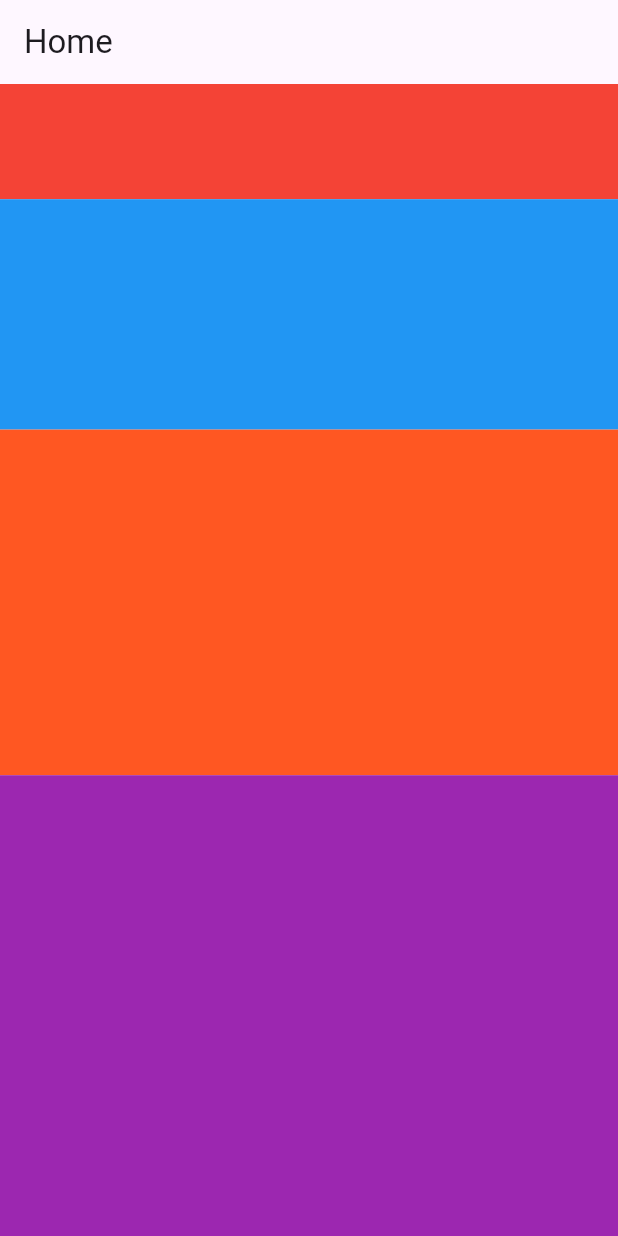
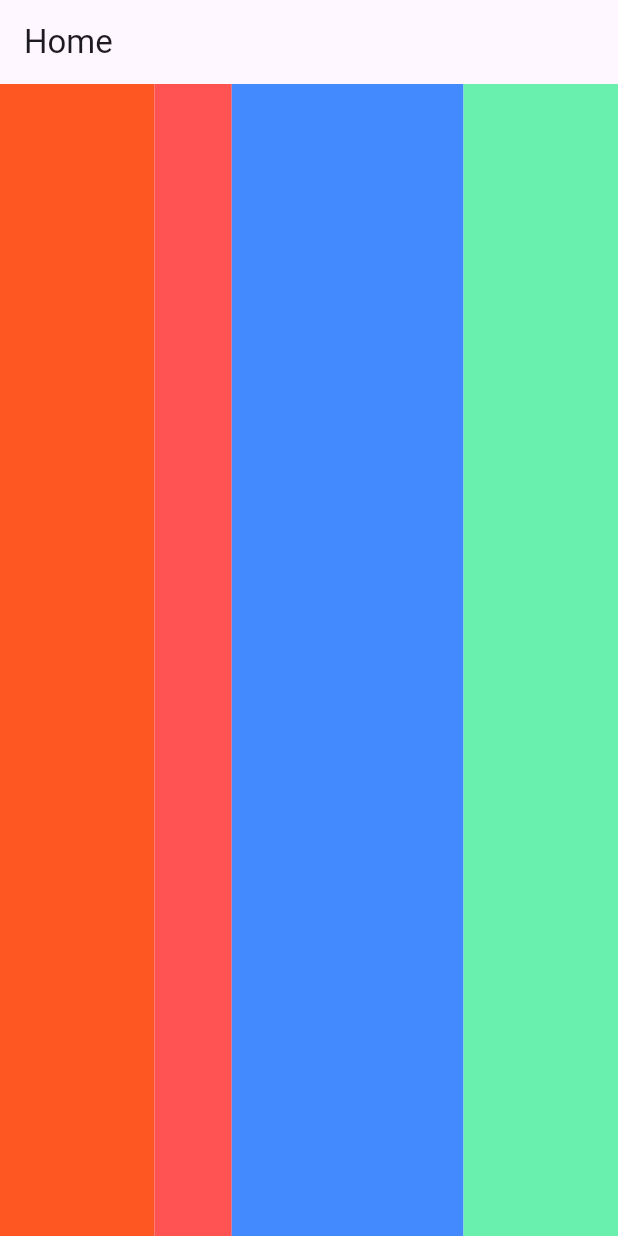
Before and after one commit to Ashraf-Samiu/Responsive_AdaptiveWidgets, a Flutter app: the screen it shows after launch, on a phone screen of 412 x 824 dp. Run offline on Flutter 3.47's test engine with Material 3 defaults, Android fonts, the phone set to English and light mode, and no system bars.

Commit message:
Flexible Commit

```diff
--- a/lib/main.dart
+++ b/lib/main.dart
@@ -18,32 +18,36 @@ class HomeScreen extends StatelessWidget{
       appBar: AppBar(
         title: Text("Home"),
       ),
-      body: Column(
+      body: Row(
         children: [
-          Expanded(
+          Flexible(
+            fit: FlexFit.tight,
+              flex: 2,
+              child: Container(
+                color: Colors.deepOrange,
+              )
+          ),
+          Flexible(
+            fit: FlexFit.loose,
               flex: 1,
               child: Container(
-                color: Colors.red,
+                color: Colors.redAccent,
               )
           ),
-          Expanded(
+          Flexible(
+            fit: FlexFit.loose,
+              flex: 3,
+              child: Container(
+                color: Colors.blueAccent,
+              )
+          ),
+          Flexible(
+            fit: FlexFit.tight,
               flex: 2,
               child: Container(
-                color: Colors.blue,
+                color: Colors.greenAccent,
               )
           ),
-          Expanded(
-              flex: 3,
-              child: Container(
-                  color: Colors.deepOrange,
-              )
-          ),
-          Expanded(
-              flex: 4,
-              child: Container(
-                  color: Colors.purple,
-              )
-          )
         ],
       ),
     );
```
